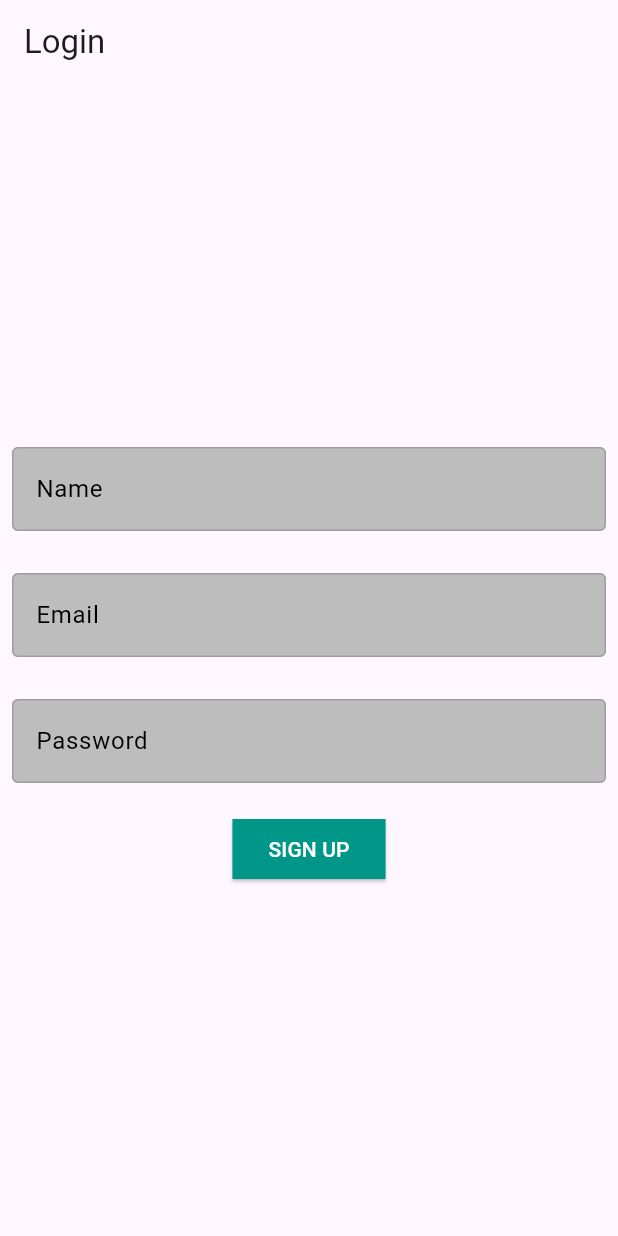
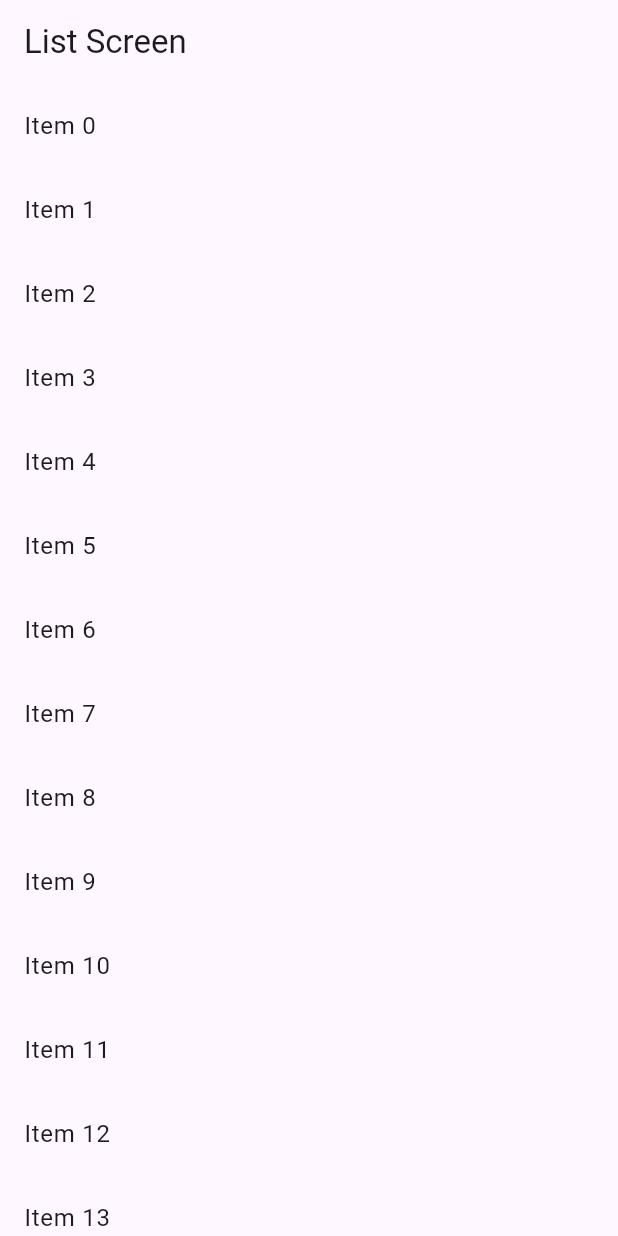
Before and after one commit to ajayvelhal/arcitech_test, a Flutter app: the screen it shows after launch, on a phone screen of 412 x 824 dp. Run offline on Flutter 3.47's test engine with Material 3 defaults, Android fonts, the light colour scheme and no system bars; our stand-ins replace dio, flutter_bloc, shared_preferences; missing offline and left inert: dart:ffi.

Commit message:
final commit

```diff
--- a/lib/main.dart
+++ b/lib/main.dart
@@ -1,44 +1,118 @@
-import 'package:arcitech_new/bloc/login/login_bloc.dart';
-import 'package:arcitech_new/screens/add_task_screen.dart';
-import 'package:arcitech_new/screens/all_tasks_screen.dart';
-import 'package:arcitech_new/screens/login_screen.dart';
-import 'package:arcitech_new/screens/my_tasks_screen.dart';
 import 'package:flutter/material.dart';
-import 'package:flutter_bloc/flutter_bloc.dart';
 
 void main() {
-  runApp(const MyApp());
+  runApp(MyApp());
 }
 
 class MyApp extends StatelessWidget {
-  const MyApp({super.key});
-
-  // This widget is the root of your application.
   @override
   Widget build(BuildContext context) {
     return MaterialApp(
-      title: 'Flutter Demo',
-      debugShowCheckedModeBanner: false,
-      theme: ThemeData(
-        // This is the theme of your application.
-        //
-        // TRY THIS: Try running your application with "flutter run". You'll see
-        // the application has a purple toolbar. Then, without quitting the app,
-        // try changing the seedColor in the colorScheme below to Colors.green
-        // and then invoke "hot reload" (save your changes or press the "hot
-        // reload" button in a Flutter-supported IDE, or press "r" if you used
-        // the command line to start the app).
-        //
-        // Notice that the counter didn't reset back to zero; the application
-        // state is not lost during the reload. To reset the state, use hot
-        // restart instead.
-        //
-        // This works for code too, not just values: Most code changes can be
-        // tested with just a hot reload.
-        colorScheme: ColorScheme.fromSeed(seedColor: Colors.deepPurple),
-        useMaterial3: true,
-      ),
-      home:LoginScreen()
+      home: FadeInList(),
     );
   }
 }
+
+class FadeInList extends StatefulWidget {
+  @override
+  _FadeInListState createState() => _FadeInListState();
+}
+
+class _FadeInListState extends State<FadeInList> {
+  final List<String> items = List.generate(50, (index) => 'Item $index');
+  final List<bool> _isVisible = List.generate(50, (index) => index<15);
+
+  @override
+  Widget build(BuildContext context) {
+    return Scaffold(
+      appBar: AppBar(title: const Text('List Screen')),
+      body: NotificationListener<ScrollNotification>(
+        onNotification: (scrollNotification) {
+          if (scrollNotification.context?.mounted ?? false) {
+            for (int i = 0; i < items.length; i++) {
+              if (_isVisible[i] == false && scrollNotification.metrics.pixels > (i * 50) - 100) {
+                setState(() {
+                  _isVisible[i] = true;
+                });
+              }
+            }
+          }
+          return true;
+        },
+        child: ListView.builder(
+          itemCount: items.length,
+          itemBuilder: (context, index) {
+            return FadeInItem(
+              isVisible: _isVisible[index],
+              child: ListTile(
+                title: Text(items[index]),
+              ),
+            );
+          },
+        ),
+      ),
+    );
+  }
+}
+
+class FadeInItem extends StatelessWidget {
+  final bool isVisible;
+  final Widget child;
+
+  const FadeInItem({Key? key, required this.isVisible, required this.child}) : super(key: key);
+
+  @override
+  Widget build(BuildContext context) {
+    return AnimatedOpacity(
+      opacity: isVisible ? 1.0 : 0.0,
+      duration: const Duration(milliseconds: 500),
+      child: child,
+    );
+  }
+}
+
+
+// import 'package:arcitech_new/bloc/login/login_bloc.dart';
+// import 'package:arcitech_new/screens/add_task_screen.dart';
+// import 'package:arcitech_new/screens/all_tasks_screen.dart';
+// import 'package:arcitech_new/screens/login_screen.dart';
+// import 'package:arcitech_new/screens/my_tasks_screen.dart';
+// import 'package:flutter/material.dart';
+// import 'package:flutter_bloc/flutter_bloc.dart';
+//
+// void main() {
+//   runApp(const MyApp());
+// }
+//
+// class MyApp extends StatelessWidget {
+//   const MyApp({super.key});
+//
+//   // This widget is the root of your application.
+//   @override
+//   Widget build(BuildContext context) {
+//     return MaterialApp(
+//       title: 'Flutter Demo',
+//       debugShowCheckedModeBanner: false,
+//       theme: ThemeData(
+//         // This is the theme of your application.
+//         //
+//         // TRY THIS: Try running your application with "flutter run". You'll see
+//         // the application has a purple toolbar. Then, without quitting the app,
+//         // try changing the seedColor in the colorScheme below to Colors.green
+//         // and then invoke "hot reload" (save your changes or press the "hot
+//         // reload" button in a Flutter-supported IDE, or press "r" if you used
+//         // the command line to start the app).
+//         //
+//         // Notice that the counter didn't reset back to zero; the application
+//         // state is not lost during the reload. To reset the state, use hot
+//         // restart instead.
+//         //
+//         // This works for code too, not just values: Most code changes can be
+//         // tested with just a hot reload.
+//         colorScheme: ColorScheme.fromSeed(seedColor: Colors.deepPurple),
+//         useMaterial3: true,
+//       ),
+//       home:LoginScreen()
+//     );
+//   }
+// }
--- a/lib/screens/my_tasks_screen.dart
+++ b/lib/screens/my_tasks_screen.dart
@@ -73,12 +73,13 @@ class MyTasksScreen extends StatelessWidget {
                 children: [
                   RefreshIndicator(
                     onRefresh: () {
-                      BlocProvider.of<TaskBloc>(context).add(RefreshTask(TaskResponse()));
+                      BlocProvider.of<TaskBloc>(context)
+                          .add(RefreshTask(TaskResponse()));
                       return Future.value(false);
                     },
                     child: ListView.builder(
                         shrinkWrap: true,
-                        itemCount: state.response.data?.length ?? 0,
+                        itemCount: 20,
                         itemBuilder: (BuildContext context, int index) {
                           return Card(
                             elevation: 0.0,
@@ -143,10 +144,9 @@ class MyTasksScreen extends StatelessWidget {
                                 ),
                               ),
                               title:
-                                  Text(state.response.data?[index].title ?? ""),
+                                  Text("$index"),
                               subtitle: Text(
-                                  state.response.data?[index].description ??
-                                      ""),
+                                      "$index"),
                             ),
                           );
                         }),
@@ -162,8 +162,7 @@ class MyTasksScreen extends StatelessWidget {
                       },
                       style: ElevatedButton.styleFrom(
                         shape: const RoundedRectangleBorder(
-                          borderRadius:
-                              BorderRadius.zero, // Rectangular shape
+                          borderRadius: BorderRadius.zero, // Rectangular shape
                         ),
                         foregroundColor: Colors.black,
                         backgroundColor: Colors.teal, // foreground
```
